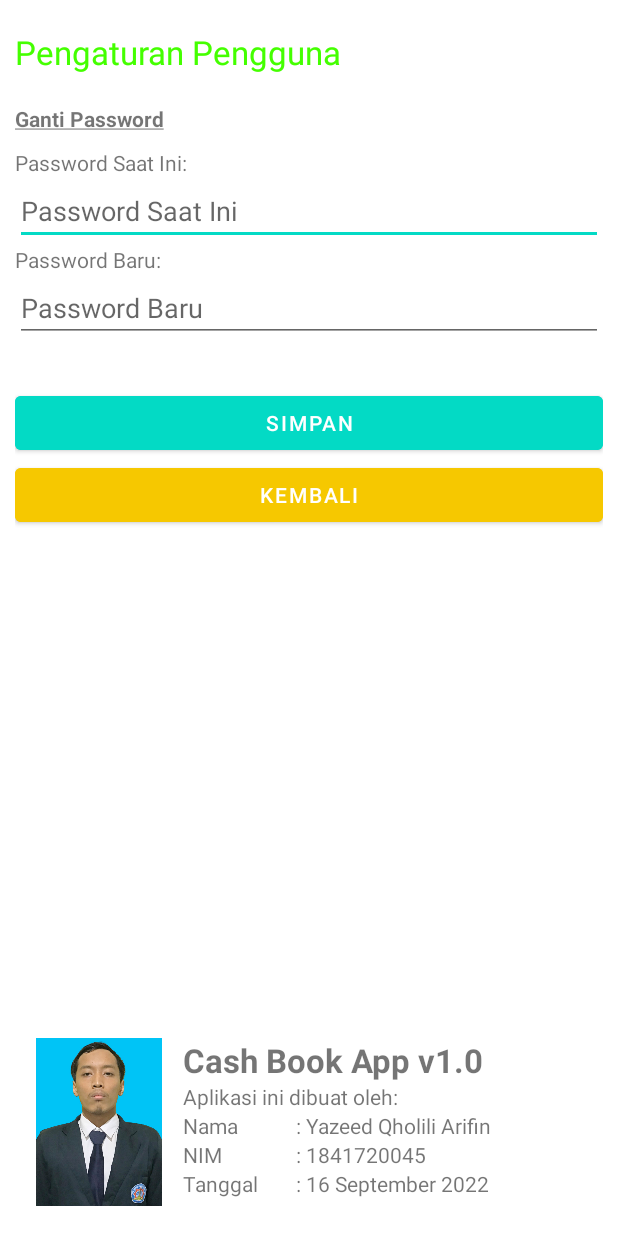
After one commit to pazcalll/kotlin-cash-book, an Android app: the SettingActivity screen opened directly, with no data from a screen before it, on a phone screen of 412 x 824 dp. The commit adds this screen. Run offline under Robolectric (Android 15) with nearby library versions, the phone set to English and light mode, and no system bars.

Commit message:
Setting Page

```diff
--- a/app/src/main/java/com/example/cashbook/DatabaseHelper.kt
+++ b/app/src/main/java/com/example/cashbook/DatabaseHelper.kt
@@ -74,7 +74,7 @@ class DBHelper(context: Context?) : SQLiteOpenHelper(context, "cash_book.db", nu
     }
 
 //    save income
-    fun saveAmount(userid: Int, activity: String, note: String, amount: Int, date: String) {
+    fun saveAmount(userid: Int, activity: String, note: String, amount: Int, date: String): Boolean {
         var db = this.readableDatabase
         var contentValues : ContentValues = ContentValues()
         contentValues.put("userid", userid)
@@ -83,5 +83,6 @@ class DBHelper(context: Context?) : SQLiteOpenHelper(context, "cash_book.db", nu
         contentValues.put("amount", amount)
         contentValues.put("datetime", date)
         var cursor = db.insert("money", null, contentValues)
+        return cursor == 1L || cursor != 0L
     }
 }
--- a/app/src/main/java/com/example/cashbook/IncomeActivity.kt
+++ b/app/src/main/java/com/example/cashbook/IncomeActivity.kt
@@ -8,11 +8,13 @@ import android.util.Log
 import android.view.View
 import android.widget.Button
 import android.widget.EditText
+import android.widget.Toast
 import androidx.appcompat.app.AppCompatActivity
 import java.util.*
 
 
 class IncomeActivity : AppCompatActivity() {
+    lateinit var db : DBHelper
     lateinit var dateSelector : EditText
     lateinit var back : Button
     lateinit var submit : Button
@@ -22,6 +24,7 @@ class IncomeActivity : AppCompatActivity() {
         super.onCreate(savedInstanceState)
         setContentView(R.layout.activity_income)
 
+        db = DBHelper(this)
         back = findViewById(R.id.back)
         submit = findViewById(R.id.submit_pemasukan)
         dateSelector = findViewById(R.id.selector_date)
@@ -57,9 +60,18 @@ class IncomeActivity : AppCompatActivity() {
             Log.i("cash", dateSelector.text.toString())
             amount = findViewById(R.id.amount)
             note = findViewById(R.id.note)
-            val amount_money = amount.text
-            val note_additional = note.text
 
+            val amount_money = amount.text.toString()
+            val note_additional = note.text.toString()
+            val date = dateSelector.text.toString()
+            val getUser = db.getSession()
+            if (getUser.moveToFirst()){
+                var userid = Integer.parseInt(getUser.getString(2))
+                var status = db.saveAmount(userid, "add", note_additional, Integer.parseInt(amount_money), date)
+                if (status == true) Toast.makeText(applicationContext, "Data Berhasil Disimpan", Toast.LENGTH_SHORT).show()
+                else Toast.makeText(applicationContext, "Aksi Gagal", Toast.LENGTH_SHORT).show()
+            }
+            onBackPressed()
         })
     }
 
--- a/app/src/main/java/com/example/cashbook/MainActivity.kt
+++ b/app/src/main/java/com/example/cashbook/MainActivity.kt
@@ -14,6 +14,7 @@ class MainActivity : AppCompatActivity() {
     lateinit var db : DBHelper
     lateinit var logout: Button
     lateinit var add_money: LinearLayout
+    lateinit var setting_money : LinearLayout
     override fun onCreate(savedInstanceState: Bundle?) {
         super.onCreate(savedInstanceState)
         setContentView(R.layout.activity_main)
@@ -21,6 +22,7 @@ class MainActivity : AppCompatActivity() {
         db = DBHelper(this)
         logout = findViewById(R.id.logout)
         add_money = findViewById(R.id.money_add)
+        setting_money = findViewById(R.id.setting)
 
         val checkSession : Boolean = db.sessionCheck("ada")
         if (checkSession == false) {
@@ -44,5 +46,11 @@ class MainActivity : AppCompatActivity() {
             startActivity(addMoneyIntent)
             finish()
         })
+
+        setting_money.setOnClickListener(View.OnClickListener {
+            var settingIntent = Intent(this@MainActivity, SettingActivity::class.java)
+            startActivity(settingIntent)
+            finish()
+        })
     }
 }
--- /dev/null
+++ b/app/src/main/java/com/example/cashbook/SettingActivity.kt
@@ -0,0 +1,30 @@
+package com.example.cashbook
+
+import androidx.appcompat.app.AppCompatActivity
+import android.os.Bundle
+import android.view.View
+import android.widget.Button
+import android.widget.EditText
+
+class SettingActivity : AppCompatActivity() {
+    lateinit var save_pw : Button
+    lateinit var back : Button
+    lateinit var pw_old : EditText
+    lateinit var pw_new : EditText
+    override fun onCreate(savedInstanceState: Bundle?) {
+        super.onCreate(savedInstanceState)
+        setContentView(R.layout.activity_setting)
+
+        save_pw = findViewById(R.id.save_pw)
+        back = findViewById(R.id.back)
+        pw_old = findViewById(R.id.password_old)
+        pw_new = findViewById(R.id.password_new)
+
+        back.setOnClickListener(View.OnClickListener {
+            startActivity(parentActivityIntent)
+            finish()
+        })
+
+
+    }
+}
--- a/app/src/main/res/layout/activity_income.xml
+++ b/app/src/main/res/layout/activity_income.xml
@@ -15,6 +15,7 @@
             android:layout_width="wrap_content"
             android:layout_height="wrap_content"
             android:textSize="10pt"
+            android:textColor="#44FF00"
             android:text="Tambah Pemasukan"
             android:layout_marginBottom="20dp"
     />
@@ -46,12 +47,25 @@
                 android:src="@drawable/calendar"
         />
     </LinearLayout>
-    <TextView
+    <LinearLayout
+            android:orientation="horizontal"
+            android:layout_marginTop="10dp"
             android:layout_width="wrap_content"
-            android:layout_height="wrap_content"
-            android:text="Nominal:"
-            android:layout_marginTop="10dp"
-    />
+            android:layout_height="wrap_content">
+        <TextView
+                android:layout_width="wrap_content"
+                android:layout_height="wrap_content"
+                android:text="Nominal:"
+                android:layout_marginRight="20dp"
+        />
+        <TextView
+                android:layout_width="wrap_content"
+                android:layout_height="wrap_content"
+                android:textColor="#595959"
+                android:text="Rp. "
+                android:id="@+id/str_amount"
+        />
+    </LinearLayout>
     <LinearLayout
             android:layout_width="match_parent"
             android:layout_height="wrap_content"
--- a/app/src/main/res/layout/activity_main.xml
+++ b/app/src/main/res/layout/activity_main.xml
@@ -136,6 +136,7 @@
                     android:orientation="vertical"
                     android:gravity="center"
                     android:clickable="true"
+                    android:id="@+id/setting"
                     android:layout_width="wrap_content"
                     android:layout_height="wrap_content">
                 <ImageView
@@ -143,12 +144,11 @@
                         android:layout_width="90dp"
                         android:layout_height="90dp"
                         app:srcCompat="@drawable/setting_money"
-                        android:id="@+id/money_setting"
                 />
                 <TextView
                         android:layout_width="wrap_content"
                         android:layout_height="wrap_content"
-                        android:text="Tambah Pengeluaran"
+                        android:text="Pengaturan"
                 />
             </LinearLayout>
         </LinearLayout>
--- /dev/null
+++ b/app/src/main/res/layout/activity_setting.xml
@@ -0,0 +1,169 @@
+<?xml version="1.0" encoding="utf-8"?>
+<LinearLayout
+        xmlns:android="http://schemas.android.com/apk/res/android"
+        xmlns:tools="http://schemas.android.com/tools"
+        xmlns:app="http://schemas.android.com/apk/res-auto"
+        android:layout_width="match_parent"
+        android:layout_height="match_parent"
+        android:orientation="vertical"
+        android:layout_marginHorizontal="10dp"
+        android:layout_marginVertical="20dp"
+        tools:context=".SettingActivity">
+    <TextView
+            android:layout_width="wrap_content"
+            android:layout_height="wrap_content"
+            android:textSize="10pt"
+            android:textColor="#44FF00"
+            android:text="Pengaturan Pengguna"
+            android:layout_marginBottom="20dp"
+    />
+
+    <TextView
+            android:layout_width="wrap_content"
+            android:layout_height="wrap_content"
+            android:text="@string/change_password"
+            android:layout_marginBottom="10dp"
+    />
+
+    <TextView
+            android:layout_width="wrap_content"
+            android:layout_height="wrap_content"
+            android:text="Password Saat Ini:"
+    />
+
+    <LinearLayout
+            android:layout_width="match_parent"
+            android:layout_height="wrap_content"
+            android:orientation="horizontal">
+        <EditText
+                android:layout_width="match_parent"
+                android:layout_height="wrap_content"
+                android:inputType="textPassword"
+                android:hint="Password Saat Ini"
+                android:ems="10"
+                android:id="@+id/password_old"
+        />
+    </LinearLayout>
+
+    <TextView
+            android:layout_width="wrap_content"
+            android:layout_height="wrap_content"
+            android:text="Password Baru:"
+    />
+
+    <LinearLayout
+            android:layout_width="match_parent"
+            android:layout_height="wrap_content"
+            android:orientation="horizontal">
+        <EditText
+                android:layout_width="match_parent"
+                android:layout_height="wrap_content"
+                android:inputType="textPassword"
+                android:hint="Password Baru"
+                android:ems="10"
+                android:id="@+id/password_new"
+        />
+    </LinearLayout>
+
+    <LinearLayout
+            android:layout_marginTop="30dp"
+            android:layout_width="match_parent"
+            android:layout_height="wrap_content"
+            android:orientation="vertical">
+        <Button
+                android:layout_width="match_parent"
+                android:layout_height="wrap_content"
+                android:text="Simpan"
+                android:id="@+id/save_pw"
+                android:backgroundTint="@color/teal_200"
+        />
+        <Button
+                android:layout_width="match_parent"
+                android:layout_height="wrap_content"
+                android:text="Kembali"
+                android:id="@+id/back"
+                android:backgroundTint="@color/yellow"
+        />
+    </LinearLayout>
+    <LinearLayout
+            android:layout_height="match_parent"
+            android:layout_width="match_parent"
+            android:layout_gravity="bottom"
+            android:gravity="center|bottom"
+            android:orientation="vertical"
+    >
+        <LinearLayout
+                android:gravity="center"
+                android:layout_width="match_parent"
+                android:layout_height="wrap_content">
+            <ImageView
+                    android:layout_width="112dp"
+                    android:layout_height="112dp"
+                    android:layout_gravity="left"
+                    android:src="@drawable/dev_profile"
+            />
+            <LinearLayout
+                    android:orientation="vertical"
+                    android:layout_width="match_parent"
+                    android:layout_height="match_parent">
+                <TextView
+                        android:layout_width="wrap_content"
+                        android:layout_height="wrap_content"
+                        android:text="Cash Book App v1.0"
+                        android:textStyle="bold"
+                        android:textSize="10pt"
+                />
+                <TextView
+                        android:layout_width="wrap_content"
+                        android:layout_height="wrap_content"
+                        android:text="Aplikasi ini dibuat oleh:"
+                />
+                <LinearLayout
+                        android:layout_width="wrap_content"
+                        android:layout_height="wrap_content">
+                    <LinearLayout
+                            android:orientation="vertical"
+                            android:layout_width="wrap_content"
+                            android:layout_height="wrap_content">
+                        <TextView
+                                android:layout_width="wrap_content"
+                                android:layout_height="wrap_content"
+                                android:text="Nama"
+                        />
+                        <TextView
+                                android:layout_width="wrap_content"
+                                android:layout_height="wrap_content"
+                                android:text="NIM"
+                        />
+                        <TextView
+                                android:layout_width="wrap_content"
+                                android:layout_height="wrap_content"
+                                android:text="Tanggal"
+                        />
+                    </LinearLayout>
+                    <LinearLayout
+                            android:layout_marginLeft="25dp"
+                            android:orientation="vertical"
+                            android:layout_width="wrap_content"
+                            android:layout_height="wrap_content">
+                        <TextView
+                                android:layout_width="wrap_content"
+                                android:layout_height="wrap_content"
+                                android:text=": Yazeed Qholili Arifin"
+                        />
+                        <TextView
+                                android:layout_width="wrap_content"
+                                android:layout_height="wrap_content"
+                                android:text=": 1841720045"
+                        />
+                        <TextView
+                                android:layout_width="wrap_content"
+                                android:layout_height="wrap_content"
+                                android:text=": 16 September 2022"
+                        />
+                    </LinearLayout>
+                </LinearLayout>
+            </LinearLayout>
+        </LinearLayout>
+    </LinearLayout>
+</LinearLayout>
--- a/app/src/main/res/values/strings.xml
+++ b/app/src/main/res/values/strings.xml
@@ -1,3 +1,4 @@
 <resources>
     <string name="app_name">Cash Book</string>
+    <string name="change_password"><u><b>Ganti Password</b></u></string>
 </resources>
```
Also changed, not shown: app/src/main/AndroidManifest.xml (+7 -3 lines), app/src/main/res/drawable/dev_profile.jpg (added).
